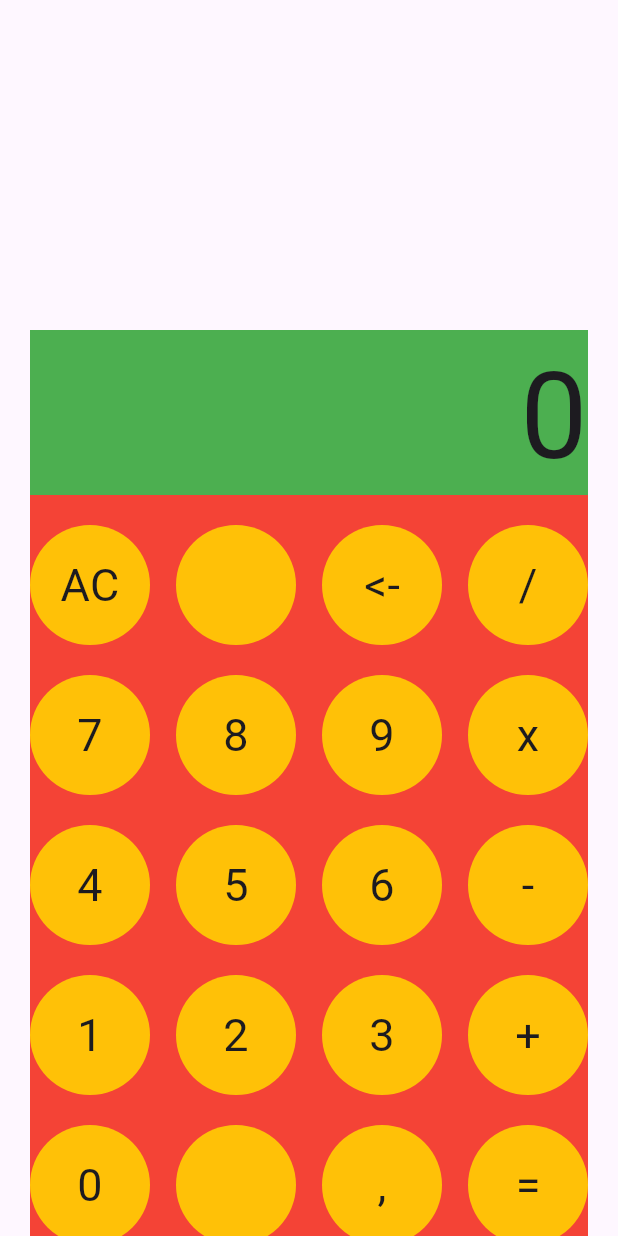
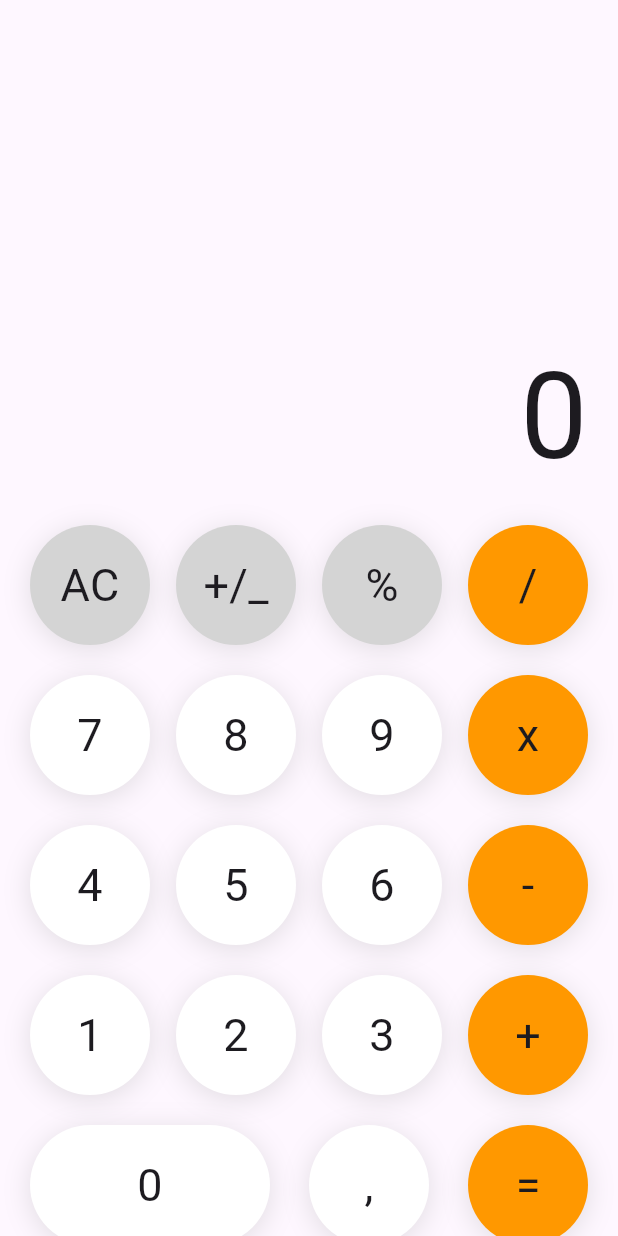
Before and after one commit to thailsonAlmeida/calculadora_flutter, a Flutter app: the screen it shows after launch, on a phone screen of 412 x 824 dp. Run offline on Flutter 3.47's test engine with Material 3 defaults, Android fonts, the phone set to English and light mode, and no system bars.

Commit message:
front button custom

```diff
--- a/lib/keyboard.dart
+++ b/lib/keyboard.dart
@@ -6,64 +6,87 @@ class Keyboard extends StatelessWidget {
 
   @override
   Widget build(BuildContext context) {
-    return Container(
-      decoration: const BoxDecoration(color: Colors.red),
-      child: const Column(
+    return const Column(
       mainAxisAlignment: MainAxisAlignment.spaceBetween,
       children: [
         SizedBox(height: 20),
         Row(
           mainAxisAlignment: MainAxisAlignment.spaceBetween,
           children: <Widget>[
-              ButtonCustom(texButtom: 'AC'),
-              ButtonCustom(texButtom: ''),
-              ButtonCustom(texButtom: '<-'),
-              ButtonCustom(texButtom: '/'),
+            ButtonCustom(
+              text: 'AC',
+              color: Color.fromARGB(255, 212, 212, 212),
+            ),
+            ButtonCustom(
+              text: '+/_',
+              color: Color.fromARGB(255, 212, 212, 212),
+            ),
+            ButtonCustom(
+              text: '%',
+              color: Color.fromARGB(255, 212, 212, 212),
+            ),
+            ButtonCustom(
+              text: '/',
+              color: Colors.orange,
+            ),
           ],
         ),
         SizedBox(height: 20),
         Row(
           mainAxisAlignment: MainAxisAlignment.spaceBetween,
           children: <Widget>[
-              ButtonCustom(texButtom: '7'),
-              ButtonCustom(texButtom: '8'),
-              ButtonCustom(texButtom: '9'),
-              ButtonCustom(texButtom: 'x'),
+            ButtonCustom(text: '7'),
+            ButtonCustom(text: '8'),
+            ButtonCustom(text: '9'),
+            ButtonCustom(
+              text: 'x',
+              color: Colors.orange,
+            ),
           ],
         ),
         SizedBox(height: 20),
         Row(
           mainAxisAlignment: MainAxisAlignment.spaceBetween,
           children: <Widget>[
-              ButtonCustom(texButtom: '4'),
-              ButtonCustom(texButtom: '5'),
-              ButtonCustom(texButtom: '6'),
-              ButtonCustom(texButtom: '-'),
+            ButtonCustom(text: '4'),
+            ButtonCustom(text: '5'),
+            ButtonCustom(text: '6'),
+            ButtonCustom(
+              text: '-',
+              color: Colors.orange,
+            ),
           ],
         ),
         SizedBox(height: 20),
         Row(
           mainAxisAlignment: MainAxisAlignment.spaceBetween,
           children: <Widget>[
-              ButtonCustom(texButtom: '1'),
-              ButtonCustom(texButtom: '2'),
-              ButtonCustom(texButtom: '3'),
-              ButtonCustom(texButtom: '+'),
+            ButtonCustom(text: '1'),
+            ButtonCustom(text: '2'),
+            ButtonCustom(text: '3'),
+            ButtonCustom(
+              text: '+',
+              color: Colors.orange,
+            ),
           ],
         ),
         SizedBox(height: 20),
         Row(
           mainAxisAlignment: MainAxisAlignment.spaceBetween,
           children: <Widget>[
-              ButtonCustom(texButtom: '0'),
-              ButtonCustom(texButtom: ''),
-              ButtonCustom(texButtom: ','),
-              ButtonCustom(texButtom: '='),
+            ButtonCustom(
+              text: '0',
+              width: 160,
+            ),
+            ButtonCustom(text: ','),
+            ButtonCustom(
+              text: '=',
+              color: Colors.orange,
+            ),
           ],
         ),
         SizedBox(height: 20),
       ],
-      ),
     );
   }
 }
--- a/lib/screen.dart
+++ b/lib/screen.dart
@@ -10,11 +10,11 @@ class Screen extends StatefulWidget {
 class _ScreenState extends State<Screen> {
   @override
   Widget build(BuildContext context) {
-    return Container(
+    return const SizedBox(
       width: double.infinity,
       height: 110,
-      decoration: const BoxDecoration(color: Colors.green),
-      child: const Text(
+      //decoration: const BoxDecoration(color: Colors.green),
+      child: Text(
         '0', //deixar texto responsivo no screen
         textAlign: TextAlign.right,
         style: TextStyle(fontSize: 80),
--- a/lib/widgets/button_custom.dart
+++ b/lib/widgets/button_custom.dart
@@ -1,20 +1,34 @@
 import 'package:flutter/material.dart';
 
 class ButtonCustom extends StatelessWidget {
-  final String texButtom;
-  const ButtonCustom({super.key, required this.texButtom});
+  final String text;
+  final Color? color;
+  final double? width;
+
+  const ButtonCustom({
+    super.key,
+    required this.text,
+    this.color = Colors.white,
+    this.width = 80,
+  });
 
   @override
   Widget build(BuildContext context) {
     return Container(
-      width: 80,
+      width: width,
       height: 80,
-      decoration: const BoxDecoration(
-          color: Colors.amber,
-          borderRadius: BorderRadius.all(Radius.circular(50))),
+      decoration: BoxDecoration(
+          color: color,
+          borderRadius: const BorderRadius.all(Radius.circular(50)),
+          boxShadow: <BoxShadow>[
+            BoxShadow(
+                color: Colors.grey.withOpacity(0.3),
+                offset: const Offset(0, 3),
+                blurRadius: 15),
+          ]),
       child: Center(
         child: Text(
-          texButtom,
+          text,
           style: const TextStyle(fontSize: 30),
         ),
       ),
```
Lines whose indentation alone changed are shown as unchanged.
